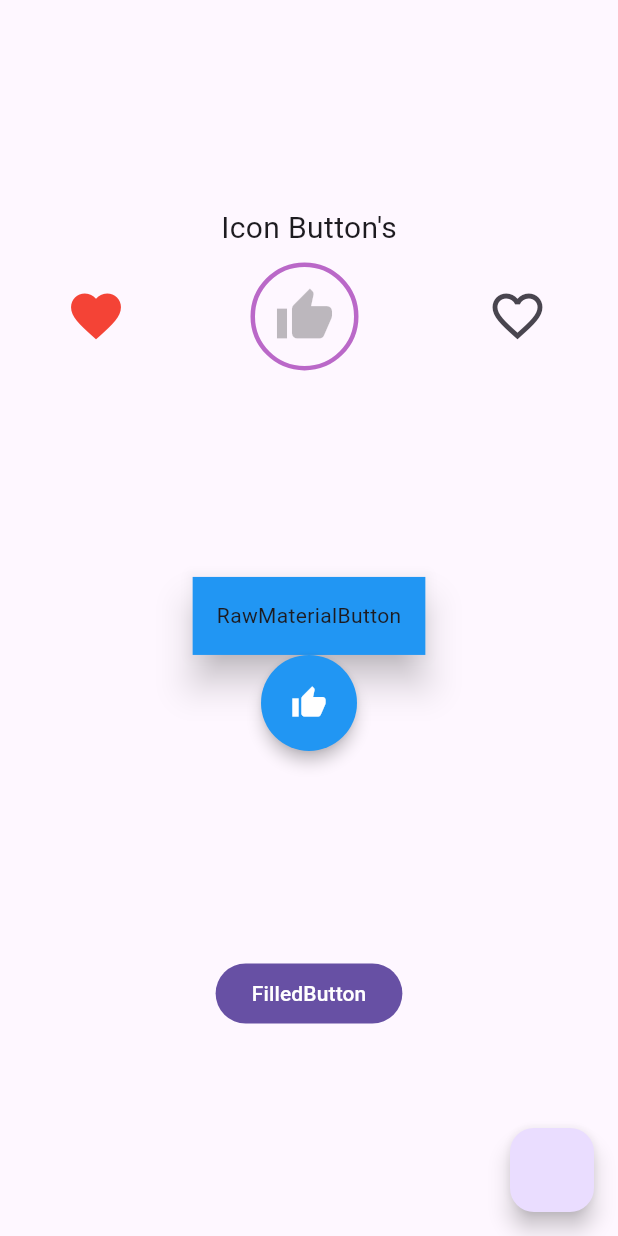
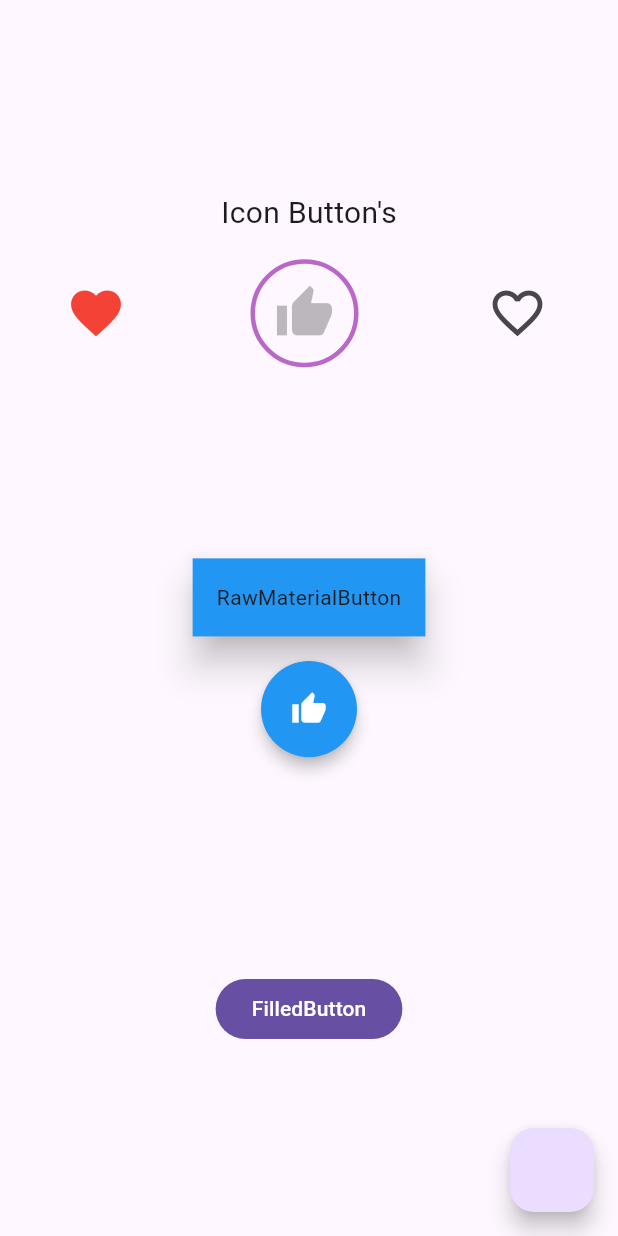
Before and after one commit to Ratndeep1999/buttons, a Flutter app: the screen it shows after launch, on a phone screen of 412 x 824 dp. Run offline on Flutter 3.47's test engine with Material 3 defaults, Android fonts, the phone set to English and light mode, and no system bars.

Commit message:
icon button, toggle icon button add, icon button with style attribute, Raw material button, circular raw material button with icon,

```diff
--- a/lib/buttons2.dart
+++ b/lib/buttons2.dart
@@ -29,7 +29,7 @@ class _Buttons2State extends State<Buttons2> {
               Column(
                 children: [
                   Text('Icon Button\'s', style: TextStyle(fontSize: 20)),
-                  SizedBox(height: MediaQuery.of(context).size.height*0.01),
+                  SizedBox(height: MediaQuery.of(context).size.height*0.02),
                   Row(
                     mainAxisAlignment: MainAxisAlignment.spaceAround,
                     children: [
@@ -145,11 +145,12 @@ class _Buttons2State extends State<Buttons2> {
                     // shape: RoundedRectangleBorder(
                     //   borderRadius: BorderRadius.circular(20),
                     // ),
-
                     child: Text('RawMaterialButton'),
                   ),
 
-                  // Circular Raw material button
+                  SizedBox(height: MediaQuery.of(context).size.height*0.02),
+
+                  // Raw material button with icon
                   RawMaterialButton(
                     onPressed: () {
                       debugPrint("Circular button..!");
@@ -160,7 +161,8 @@ class _Buttons2State extends State<Buttons2> {
                     shape: CircleBorder(),
                     padding: EdgeInsets.all(20.0),
                     child: Icon(Icons.thumb_up, color: Colors.white),
-                  )
+                  ),
+                  SizedBox(height: MediaQuery.of(context).size.height*0.02),
 
                 ],
               ),
```
